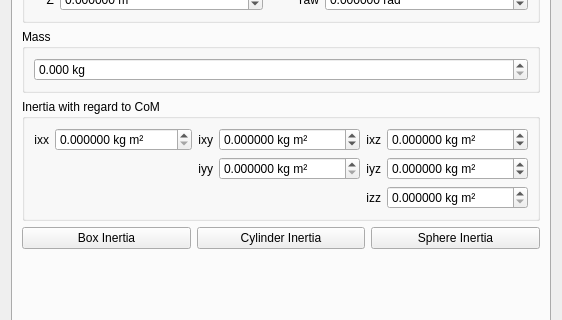
Before: the Qt Designer form src/tobas_gui/tobas_urdf_builder_plugin/ui/update_link_dialog.ui in TobasFlightControl/tobas, drawn with Qt 5; both pictures show x 0 to 562 and y 145 to 465 of the 562 by 897 pixel window.
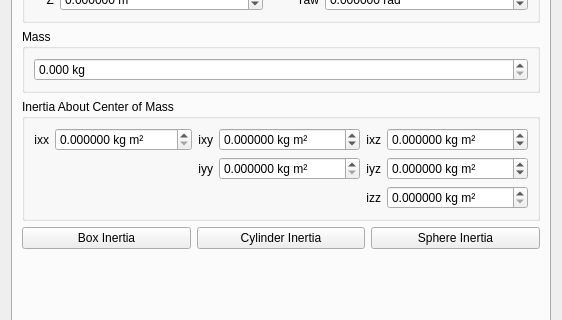
After: the same form once the commit is applied.

```diff
--- a/src/tobas_gui/tobas_urdf_builder_plugin/ui/update_link_dialog.ui
+++ b/src/tobas_gui/tobas_urdf_builder_plugin/ui/update_link_dialog.ui
@@ -3004,7 +3004,7 @@
                     <bool>true</bool>
                   </property>
                   <property name="title">
-                    <string>Inertia with regard to CoM</string>
+                    <string>Inertia About Center of Mass</string>
                   </property>
                   <layout class="QGridLayout" name="gridLayout_8">
                     <item row="0" column="5">
```
Left out of the diff: 2 changed lines with no effect on the pictures.
